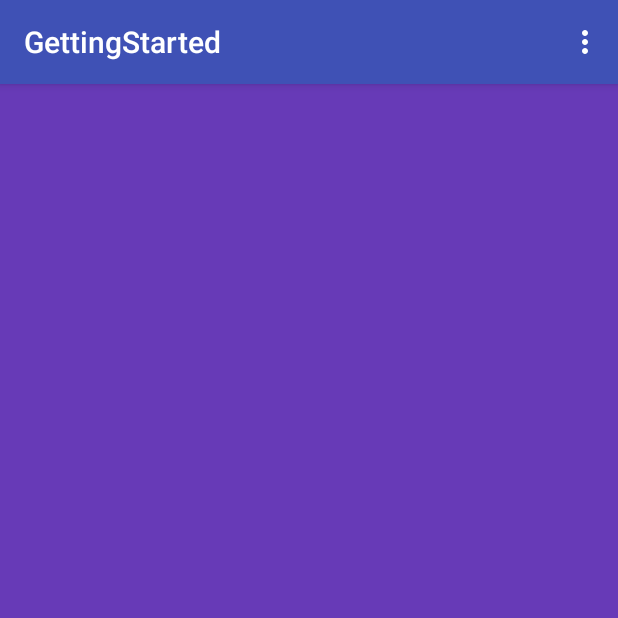
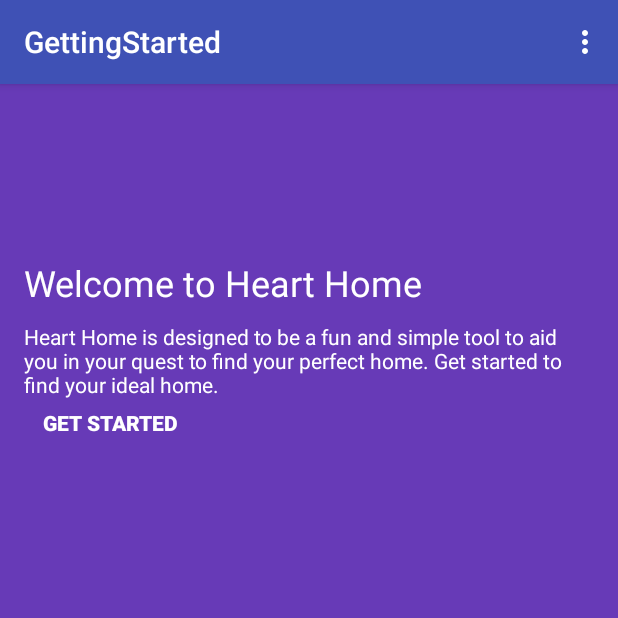
Before and after one commit to charumander/androidhack2k16, an Android app: the screen it shows after launch (GettingStarted), on a phone screen of 412 x 824 dp, the top half of it. Run offline under Robolectric (Android 15) with nearby library versions, the phone set to English and light mode, and no system bars; libraries missing offline, so code that uses them is left out: com.firebase.client; 2 statements that could not run were skipped.

Commit message:
more layout changes

```diff
--- a/AndroidHack/app/src/main/res/layout/activity_getting_started.xml
+++ b/AndroidHack/app/src/main/res/layout/activity_getting_started.xml
@@ -8,26 +8,31 @@
     tools:context="com.example.atv684.androidhack.GettingStarted">
 
     <TextView android:text="Welcome to Heart Home"
+        android:paddingTop="100dp"
         android:id="@+id/welcome"
         android:layout_width="wrap_content"
         android:layout_height="wrap_content"
         android:textSize="@dimen/abc_text_size_headline_material"
-        android:textColor="#ffffff"
-        android:layout_above="@+id/body"/>
-    <TextView android:text="@string/hearthomebody"
+        android:textColor="#ffffff">
+    </TextView>
+    <TextView android:text="Heart Home is designed to be a fun and simple tool to aid you in your quest to find your perfect home. Get started to find your ideal home."
         android:id="@+id/body"
+        android:paddingTop="10dp"
         android:layout_width="wrap_content"
         android:layout_height="wrap_content"
         android:textSize="@dimen/abc_text_size_body_1_material"
         android:textColor="#ffffff"
-        android:layout_above="@+id/bottombar"/>
+        android:layout_below="@id/welcome">
+    </TextView>
 
     <Button style="?android:attr/buttonBarButtonStyle"
         android:orientation="horizontal"
         android:id="@+id/bottombar"
-        android:layout_width="0dp"
+        android:paddingTop="200dp"
+        android:layout_width="wrap_content"
         android:layout_height="wrap_content"
         android:layout_weight="1"
-        android:text="Getting Started"
+        android:text="Get Started"
+        android:textStyle="bold"
         android:textColor="#ffffff" />
 </RelativeLayout>
```
